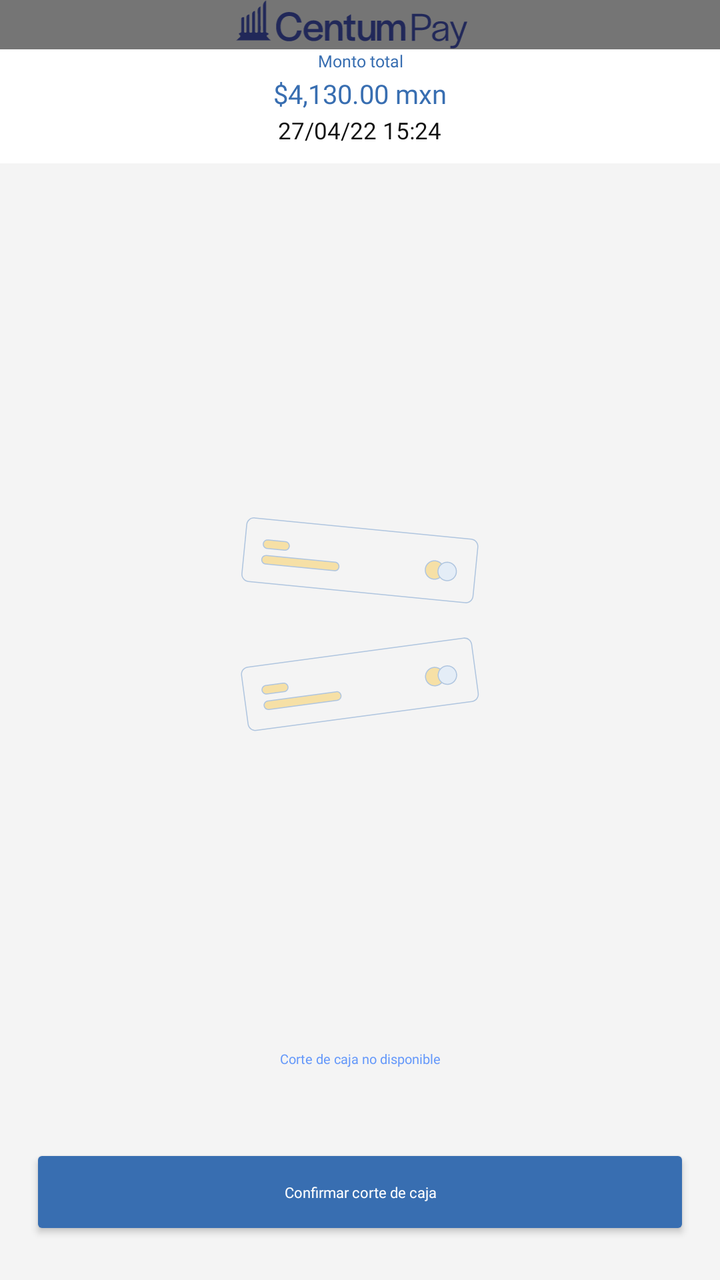
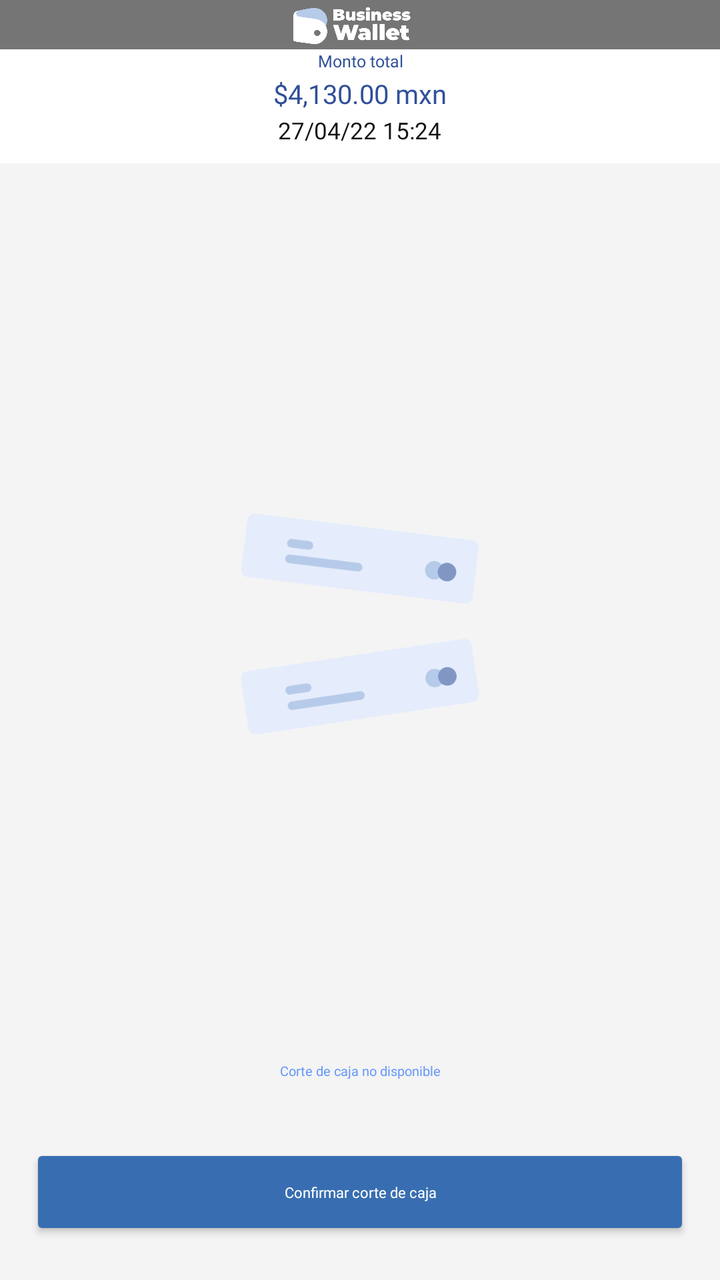

The first picture is an Android layout as it rendered before a commit; the second is the same layout after the commit. The layout source and the unified diff follow.
<!-- AndroidManifest.xml: application theme AppThemeDown -->
<!-- res/layout/wmx_final_cortecaja.xml -->
<?xml version="1.0" encoding="utf-8"?>
<LinearLayout xmlns:android="http://schemas.android.com/apk/res/android"
    xmlns:app="http://schemas.android.com/apk/res-auto"
    xmlns:tools="http://schemas.android.com/tools"
    android:layout_width="match_parent"
    android:layout_height="match_parent"
    android:orientation="vertical"
    android:background="@color/ep_fondo"
    >
    <include layout="@layout/toolbar_layout" />

    <LinearLayout
        android:layout_width="match_parent"
        android:layout_height="wrap_content"
        android:layout_weight="1"
        android:gravity="center_horizontal"
        android:orientation="vertical">

        <LinearLayout
            android:layout_width="match_parent"
            android:layout_height="wrap_content"
            android:background="#FFFFFF"
            android:orientation="vertical"
            android:paddingBottom="7dp">

            <TextView
                android:id="@+id/textView13"
                android:layout_width="wrap_content"
                android:layout_height="wrap_content"
                android:layout_gravity="center"
                android:layout_marginBottom="5px"
                android:fontFamily="@font/dm_sans_bold"
                android:text="Monto total"
                android:textAlignment="center"
                android:textColor="@color/ep_set_monto"
                android:textSize="25px" />

            <TextView
                android:id="@+id/txt_totalamount"
                android:layout_width="wrap_content"
                android:layout_height="wrap_content"
                android:layout_gravity="center"
                android:layout_marginBottom="5px"
                android:fontFamily="@font/dm_sans_bold"
                android:text="$4,130.00 mxn"
                android:textColor="@color/ep_set_monto"
                android:textSize="40px" />

            <TextView
                android:id="@+id/txt_datetime"
                android:layout_width="wrap_content"
                android:layout_height="wrap_content"
                android:layout_gravity="center"
                android:layout_marginBottom="5px"
                android:fontFamily="@font/dm_sans"
                android:text="27/04/22 15:24"
                android:textColor="#121212"
                android:textSize="35px" />
        </LinearLayout>

        <androidx.recyclerview.widget.RecyclerView
            android:id="@+id/final_cortecaja_List"
            android:layout_width="match_parent"
            android:layout_height="match_parent"
            android:paddingLeft="37px"
            android:paddingRight="37px"
            android:visibility="gone">

        </androidx.recyclerview.widget.RecyclerView>

        <LinearLayout
            android:id="@+id/layout_finalcortecaja_empty"
            android:layout_width="match_parent"
            android:layout_height="match_parent"
            android:orientation="horizontal"
            android:visibility="visible">

            <LinearLayout
                android:layout_width="match_parent"
                android:layout_height="wrap_content"
                android:layout_gravity="center"
                android:gravity="center|center_horizontal|center_vertical"
                android:orientation="vertical">

                <ImageView
                    android:id="@+id/imageView6"
                    android:layout_width="120dp"
                    android:layout_height="wrap_content"
                    app:srcCompat="@drawable/cortecaja_empty_icon" />

                <TextView
                    android:id="@+id/txt_cortecaja_empty"
                    android:layout_width="wrap_content"
                    android:layout_height="wrap_content"
                    android:layout_gravity="center"
                    android:fontFamily="@font/dm_sans_bold"
                    android:text="Corte de caja no disponible"
                    android:textAlignment="center"
                    android:textColor="#6498FA"
                    android:textSize="20px" />
            </LinearLayout>

        </LinearLayout>

        <androidx.recyclerview.widget.RecyclerView
            android:id="@+id/historial_cortecaja_List"
            android:layout_width="match_parent"
            android:layout_height="match_parent"
            android:paddingLeft="37px"
            android:paddingRight="37px"
            android:visibility="gone" />
    </LinearLayout>

    <LinearLayout
        android:layout_width="match_parent"
        android:layout_height="wrap_content"
        android:orientation="horizontal"
        android:paddingLeft="15dp"
        android:paddingTop="20dp"
        android:paddingRight="15dp"
        android:paddingBottom="20dp"
        android:visibility="visible">

        <Button
            android:id="@+id/btn_finalcortecaja"
            android:layout_width="match_parent"
            android:layout_height="match_parent"
            android:layout_weight="1"
            android:backgroundTint="@color/btn_black"
            android:fontFamily="@font/dm_sans_bold"
            android:text="Confirmar corte de caja"
            android:textAllCaps="false"
            android:textColor="@android:color/white"
            android:textSize="22px" />
    </LinearLayout>


</LinearLayout>
<!-- res/layout/toolbar_layout.xml (included above) -->
<androidx.appcompat.widget.Toolbar xmlns:android="http://schemas.android.com/apk/res/android"
    xmlns:app="http://schemas.android.com/apk/res-auto"
    android:id="@+id/toolbar"
    android:layout_width="match_parent"
    android:layout_height="74px"
    android:background="?attr/colorPrimaryDark"
    android:minHeight="@dimen/abc_action_bar_default_height_material"
    android:visibility="visible"
    app:contentInsetEnd="0dp"
    app:contentInsetStart="0dp"
    app:popupTheme="@style/ThemeOverlay.AppCompat.Light"
    app:theme="@style/ThemeOverlay.AppCompat.Dark.ActionBar">


    <TextView
        android:id="@+id/txt_toolbar_title"
        android:layout_width="wrap_content"
        android:layout_height="wrap_content"
        android:layout_gravity="center"
        android:ellipsize="middle"
        android:fontFamily="@font/dm_sans_medium"
        android:singleLine="true"
        android:textColor="#121212"
        android:textSize="22px"
        android:visibility="gone" />

    <ImageView
        android:id="@+id/img_invisible_margin"
        android:layout_width="?android:attr/actionBarSize"
        android:layout_height="48dp"
        android:visibility="invisible" />

    <LinearLayout
        android:id="@+id/toolbar_logo_container"
        android:layout_width="match_parent"
        android:layout_height="match_parent"
        android:layout_gravity="center"
        android:layout_marginRight="?android:attr/actionBarSize"
        android:paddingRight="24px"
        android:gravity="center"
        >

        <ImageView
            android:id="@+id/toolbar_logo"
            android:layout_width="wrap_content"
            android:layout_height="match_parent"
            android:layout_gravity="center"
            android:src="@drawable/logo_centumpay_menu"
            />
    </LinearLayout>


    <LinearLayout
        android:id="@+id/toolbar_btn_calendar"
        android:layout_width="51px"
        android:layout_height="51px"
        android:layout_gravity="right"
        android:background="@drawable/rounded_corner"
        android:backgroundTint="#fff"
        android:gravity="center"
        android:layout_marginRight="35px"
        android:padding="10px"
        android:visibility="gone">

        <ImageView
            android:id="@+id/iv_calendar"
            android:layout_width="wrap_content"
            android:layout_height="wrap_content"
            android:src="@drawable/efevoo_i_grupo_37" />
    </LinearLayout>

</androidx.appcompat.widget.Toolbar>
<!-- resources referenced by this layout -->
<resources>
  <color name="btn_black">#386EB1</color>
  <color name="ep_fondo">#F4F4F4</color>
  <color name="ep_set_monto">#386EB1</color>
  <!-- drawable cortecaja_empty_icon: vector/xml drawable (drawable, 7775 chars, omitted) -->
  <!-- drawable efevoo_i_grupo_37 (drawable) -->
  <vector xmlns:android="http://schemas.android.com/apk/res/android"
      android:width="54dp"
      android:height="56dp"
      android:viewportWidth="54"
      android:viewportHeight="56">
    <path
        android:pathData="M18,29.5C18,30.881 16.881,32 15.5,32C14.119,32 13,30.881 13,29.5C13,28.119 14.119,27 15.5,27C16.881,27 18,28.119 18,29.5ZM18,41.5C18,42.881 16.881,44 15.5,44C14.119,44 13,42.881 13,41.5C13,40.119 14.119,39 15.5,39C16.881,39 18,40.119 18,41.5ZM26.5,32C27.881,32 29,30.881 29,29.5C29,28.119 27.881,27 26.5,27C25.119,27 24,28.119 24,29.5C24,30.881 25.119,32 26.5,32ZM29,41.5C29,42.881 27.881,44 26.5,44C25.119,44 24,42.881 24,41.5C24,40.119 25.119,39 26.5,39C27.881,39 29,40.119 29,41.5ZM38.5,32C39.881,32 41,30.881 41,29.5C41,28.119 39.881,27 38.5,27C37.119,27 36,28.119 36,29.5C36,30.881 37.119,32 38.5,32ZM41,41.5C41,42.881 39.881,44 38.5,44C37.119,44 36,42.881 36,41.5C36,40.119 37.119,39 38.5,39C39.881,39 41,40.119 41,41.5Z"
        android:fillColor="#212859"
        android:fillType="evenOdd"/>
    <path
        android:pathData="M3,20V45C3,47.122 3.843,49.157 5.343,50.657C6.843,52.157 8.878,53 11,53H43C45.122,53 47.157,52.157 48.657,50.657C50.157,49.157 51,47.122 51,45V20H3ZM0,8V17V20V45C0,47.917 1.159,50.715 3.222,52.778C5.285,54.841 8.083,56 11,56H43C45.917,56 48.715,54.841 50.778,52.778C52.841,50.715 54,47.917 54,45V20V17V8C54,6.143 53.263,4.363 51.95,3.05C50.637,1.737 48.856,1 47,1H7C5.143,1 3.363,1.737 2.05,3.05C0.737,4.363 0,6.143 0,8Z"
        android:fillColor="#386EB1"
        android:fillType="evenOdd"/>
    <path
        android:pathData="M16.5,0C17.881,0 19,1.119 19,2.5V6.5C19,7.881 17.881,9 16.5,9C15.119,9 14,7.881 14,6.5V2.5C14,1.119 15.119,0 16.5,0ZM36.5,0C37.881,0 39,1.119 39,2.5V6.5C39,7.881 37.881,9 36.5,9C35.119,9 34,7.881 34,6.5V2.5C34,1.119 35.119,0 36.5,0Z"
        android:fillColor="#212859"
        android:fillType="evenOdd"/>
  </vector>
  <!-- drawable logo_centumpay_menu: vector/xml drawable (drawable, 5722 chars, omitted) -->
  <!-- drawable rounded_corner (drawable) -->
  <?xml version="1.0" encoding="utf-8"?>
  <shape xmlns:android="http://schemas.android.com/apk/res/android"
      android:shape="rectangle" >
  
      <corners
          android:radius="15px"/>
  
      <solid android:color="#386EB1" />
  
      <padding
          android:bottom="0dp"
          android:left="0dp"
          android:right="0dp"
          android:top="0dp" />
  
  </shape>
  <style name="MyTheme.ActionBar.TabBar" parent="android:style/Widget.Holo.Light.ActionBar.TabBar">
          
          <item name="android:background">@color/eb_col_7</item>
      </style>
  <style name="CustomOptionsMenu" parent="Widget.AppCompat.PopupMenu.Overflow">
          <item name="android:popupBackground">@color/eb_col_12</item>
      </style>
  <style name="PopupMenu" parent="@style/Widget.AppCompat.Light.PopupMenu">
          <item name="android:popupBackground">@color/eb_col_14</item>
      </style>
  <style name="OverFlow" parent="@android:style/Widget.Holo.ActionButton.Overflow">
          <item name="android:src">@drawable/action_bar_more</item>
      </style>
  <style name="MyMenuTextAppearance" parent="@style/TextAppearance.AppCompat.Widget.ActionBar.Menu">
          <item name="android:textAllCaps">false</item>
      </style>
  <color name="action_bar">@color/eb_col_4</color>
  <style name="TitleTextStyle">
          <item name="android:textSize">18.0sp</item>
          <item name="android:textColor">@color/eb_col_7</item>
      </style>
  <color name="eb_col_7">#ffffff</color>
  <color name="eb_col_12">#f8f8f8</color>
  <color name="eb_col_14">#00A1DE</color>
  <color name="segment_line">@color/eb_col_12</color>
  <color name="eb_col_4">#004C90</color>
  <!-- unchanged entries left out for length: 8 -->
</resources>

<!-- the commit's change to res/layout/wmx_final_cortecaja.xml (unified diff, before → after) -->
@@ -86,7 +86,7 @@
                     android:id="@+id/imageView6"
                     android:layout_width="120dp"
                     android:layout_height="wrap_content"
-                    app:srcCompat="@drawable/cortecaja_empty_icon" />
+                    app:srcCompat="@drawable/cortecaja_empty_icon_png" />
 
                 <TextView
                     android:id="@+id/txt_cortecaja_empty"
@@ -184,7 +184,7 @@
             android:layout_width="wrap_content"
             android:layout_height="match_parent"
             android:layout_gravity="center"
-            android:src="@drawable/logo_centumpay_menu"
+            android:src="@drawable/white_logo"
             />
     </LinearLayout>
 
<!-- resource entries referenced after the edit -->
@@ -2,8 +2,8 @@
 <resources>
   <color name="btn_black">#386EB1</color>
   <color name="ep_fondo">#F4F4F4</color>
-  <color name="ep_set_monto">#386EB1</color>
-  <!-- drawable cortecaja_empty_icon: vector/xml drawable (drawable, 7775 chars, omitted) -->
+  <color name="ep_set_monto">#2F4F9A</color>
+  <!-- drawable cortecaja_empty_icon_png: png bitmap (drawable, 10830 bytes) -->
   <!-- drawable efevoo_i_grupo_37 (drawable) -->
   <vector xmlns:android="http://schemas.android.com/apk/res/android"
       android:width="54dp"
@@ -16,14 +16,13 @@
         android:fillType="evenOdd"/>
     <path
         android:pathData="M3,20V45C3,47.122 3.843,49.157 5.343,50.657C6.843,52.157 8.878,53 11,53H43C45.122,53 47.157,52.157 48.657,50.657C50.157,49.157 51,47.122 51,45V20H3ZM0,8V17V20V45C0,47.917 1.159,50.715 3.222,52.778C5.285,54.841 8.083,56 11,56H43C45.917,56 48.715,54.841 50.778,52.778C52.841,50.715 54,47.917 54,45V20V17V8C54,6.143 53.263,4.363 51.95,3.05C50.637,1.737 48.856,1 47,1H7C5.143,1 3.363,1.737 2.05,3.05C0.737,4.363 0,6.143 0,8Z"
-        android:fillColor="#386EB1"
+        android:fillColor="#212859"
         android:fillType="evenOdd"/>
     <path
         android:pathData="M16.5,0C17.881,0 19,1.119 19,2.5V6.5C19,7.881 17.881,9 16.5,9C15.119,9 14,7.881 14,6.5V2.5C14,1.119 15.119,0 16.5,0ZM36.5,0C37.881,0 39,1.119 39,2.5V6.5C39,7.881 37.881,9 36.5,9C35.119,9 34,7.881 34,6.5V2.5C34,1.119 35.119,0 36.5,0Z"
-        android:fillColor="#212859"
+        android:fillColor="#B6CBE9"
         android:fillType="evenOdd"/>
   </vector>
-  <!-- drawable logo_centumpay_menu: vector/xml drawable (drawable, 5722 chars, omitted) -->
   <!-- drawable rounded_corner (drawable) -->
   <?xml version="1.0" encoding="utf-8"?>
   <shape xmlns:android="http://schemas.android.com/apk/res/android"
@@ -32,7 +31,7 @@
       <corners
           android:radius="15px"/>
   
-      <solid android:color="#386EB1" />
+      <solid android:color="#2F4F9A" />
   
       <padding
           android:bottom="0dp"
@@ -41,6 +40,7 @@
           android:top="0dp" />
   
   </shape>
+  <!-- drawable white_logo: png bitmap (drawable, 14745 bytes) -->
   <style name="MyTheme.ActionBar.TabBar" parent="android:style/Widget.Holo.Light.ActionBar.TabBar">
           
           <item name="android:background">@color/eb_col_7</item>
